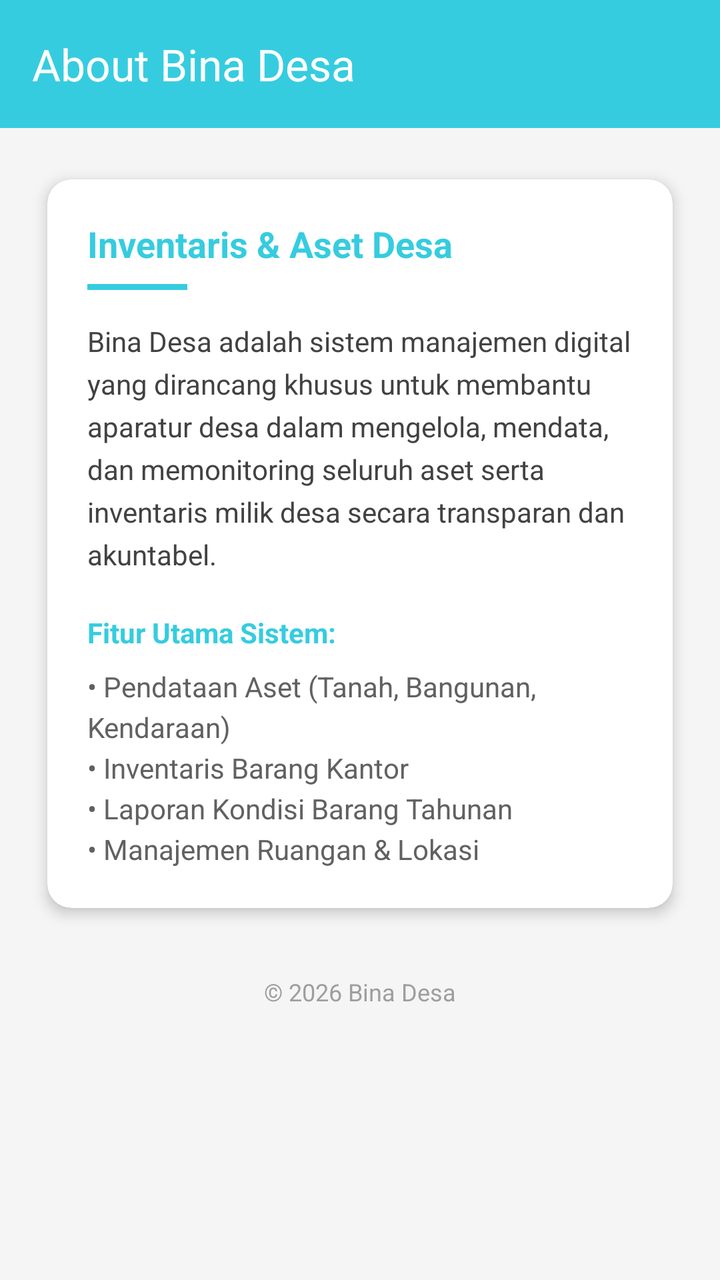
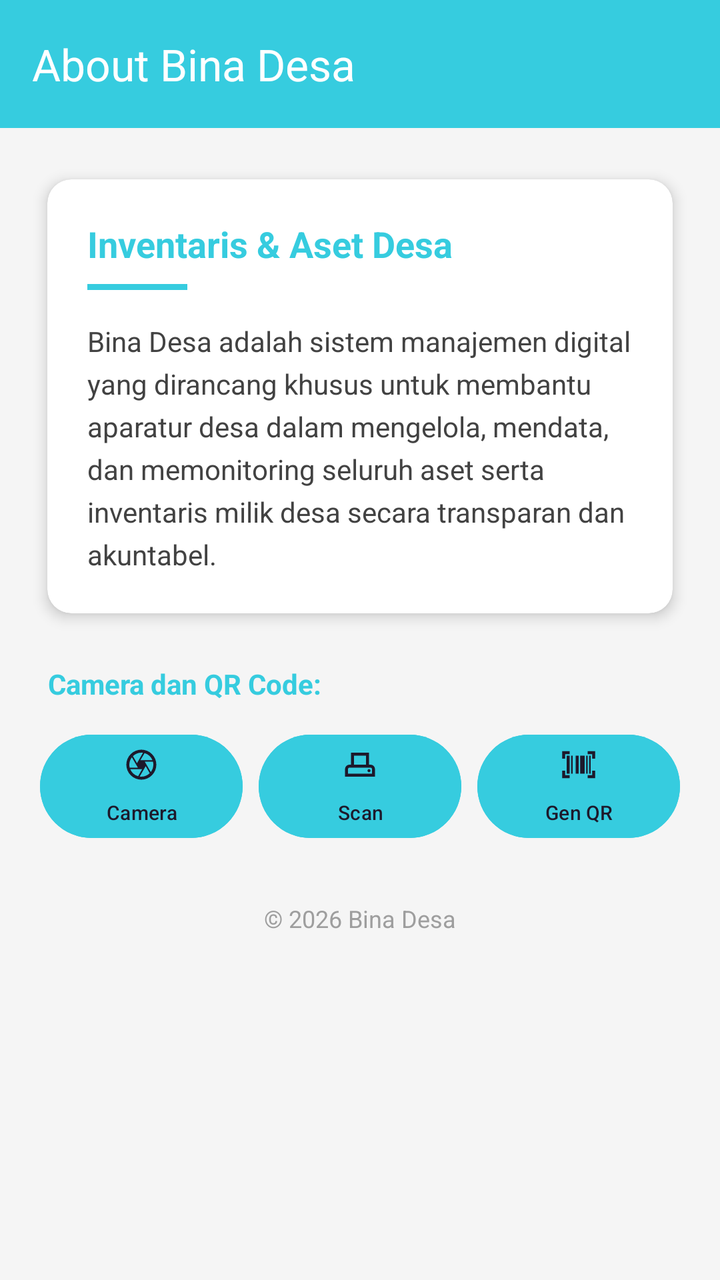

An Android layout rendered at two revisions. The XML below is the earlier revision; the diff shows what the commit changed to produce the second picture.
<!-- AndroidManifest.xml: application theme Theme.Amelcat -->
<!-- res/layout/fragment_about.xml -->
<?xml version="1.0" encoding="utf-8"?>
<LinearLayout xmlns:android="http://schemas.android.com/apk/res/android"
    xmlns:app="http://schemas.android.com/apk/res-auto"
    xmlns:tools="http://schemas.android.com/tools"
    android:layout_width="match_parent"
    android:layout_height="match_parent"
    android:orientation="vertical"
    android:background="#F5F5F5"
    tools:context=".About.AboutFragment">

    <androidx.appcompat.widget.Toolbar
        android:id="@+id/toolbar"
        android:layout_width="match_parent"
        android:layout_height="?attr/actionBarSize"
        android:background="@color/accent"
        app:title="About Bina Desa"
        app:titleTextColor="@android:color/white" />

    <ScrollView
        android:layout_width="match_parent"
        android:layout_height="match_parent">

        <LinearLayout
            android:layout_width="match_parent"
            android:layout_height="wrap_content"
            android:orientation="vertical"
            android:padding="16dp">

            <androidx.cardview.widget.CardView
                android:layout_width="match_parent"
                android:layout_height="wrap_content"
                app:cardCornerRadius="12dp"
                app:cardElevation="4dp"
                app:cardUseCompatPadding="true">

                <LinearLayout
                    android:layout_width="match_parent"
                    android:layout_height="wrap_content"
                    android:orientation="vertical"
                    android:padding="20dp">

                    <TextView
                        android:layout_width="wrap_content"
                        android:layout_height="wrap_content"
                        android:text="Inventaris &amp; Aset Desa"
                        android:textSize="18sp"
                        android:textStyle="bold"
                        android:textColor="@color/accent"/>

                    <View
                        android:layout_width="50dp"
                        android:layout_height="3dp"
                        android:background="@color/accent"
                        android:layout_marginTop="8dp"
                        android:layout_marginBottom="16dp"/>

                    <TextView
                        android:layout_width="match_parent"
                        android:layout_height="wrap_content"
                        android:text="Bina Desa adalah sistem manajemen digital yang dirancang khusus untuk membantu aparatur desa dalam mengelola, mendata, dan memonitoring seluruh aset serta inventaris milik desa secara transparan dan akuntabel."
                        android:textSize="14sp"
                        android:lineSpacingExtra="5dp"
                        android:textColor="#424242"/>

                    <TextView
                        android:layout_width="wrap_content"
                        android:layout_height="wrap_content"
                        android:text="Fitur Utama Sistem:"
                        android:textStyle="bold"
                        android:layout_marginTop="20dp"
                        android:textColor="@color/accent"/>

                    <TextView
                        android:layout_width="match_parent"
                        android:layout_height="wrap_content"
                        android:layout_marginTop="8dp"
                        android:text="• Pendataan Aset (Tanah, Bangunan, Kendaraan)\n• Inventaris Barang Kantor\n• Laporan Kondisi Barang Tahunan\n• Manajemen Ruangan &amp; Lokasi"
                        android:textSize="14sp"
                        android:lineSpacingExtra="4dp"
                        android:textColor="#616161"/>

                </LinearLayout>
            </androidx.cardview.widget.CardView>

            <TextView
                android:layout_width="match_parent"
                android:layout_height="wrap_content"
                android:text="© 2026 Bina Desa"
                android:gravity="center"
                android:layout_marginTop="24dp"
                android:textColor="#9E9E9E"
                android:textSize="12sp"/>
        </LinearLayout>
    </ScrollView>
</LinearLayout>
<!-- resources referenced by this layout -->
<resources>
  <color name="accent">#36ccdf</color>
  <style name="Theme.Amelcat" parent="Base.Theme.Amelcat" />
  <style name="Base.Theme.Amelcat" parent="Theme.Material3.DayNight.NoActionBar">
          
          
      </style>
</resources>

<!-- the commit's change to res/layout/fragment_about.xml (unified diff, before → after) -->
@@ -62,25 +62,65 @@
                         android:lineSpacingExtra="5dp"
                         android:textColor="#424242"/>
 
-                    <TextView
-                        android:layout_width="wrap_content"
-                        android:layout_height="wrap_content"
-                        android:text="Fitur Utama Sistem:"
-                        android:textStyle="bold"
-                        android:layout_marginTop="20dp"
-                        android:textColor="@color/accent"/>
-
-                    <TextView
-                        android:layout_width="match_parent"
-                        android:layout_height="wrap_content"
-                        android:layout_marginTop="8dp"
-                        android:text="• Pendataan Aset (Tanah, Bangunan, Kendaraan)\n• Inventaris Barang Kantor\n• Laporan Kondisi Barang Tahunan\n• Manajemen Ruangan &amp; Lokasi"
-                        android:textSize="14sp"
-                        android:lineSpacingExtra="4dp"
-                        android:textColor="#616161"/>
-
                 </LinearLayout>
             </androidx.cardview.widget.CardView>
+
+            <TextView
+                android:layout_width="wrap_content"
+                android:layout_height="wrap_content"
+                android:text="Camera dan QR Code:"
+                android:textStyle="bold"
+                android:layout_marginTop="16dp"
+                android:layout_marginStart="8dp"
+                android:textColor="@color/accent"/>
+
+            <LinearLayout
+                android:layout_width="match_parent"
+                android:layout_height="wrap_content"
+                android:orientation="horizontal"
+                android:layout_marginTop="8dp"
+                android:weightSum="3">
+
+                <com.google.android.material.button.MaterialButton
+                    android:id="@+id/btnCamera"
+                    style="@style/Widget.Material3.Button.TonalButton"
+                    android:layout_width="0dp"
+                    android:layout_height="wrap_content"
+                    android:layout_weight="1"
+                    android:layout_margin="4dp"
+                    android:backgroundTint="@color/accent"
+                    android:text="Camera"
+                    android:textSize="10sp"
+                    app:icon="@drawable/ic_menu_camera"
+                    app:iconGravity="top" />
+
+                <com.google.android.material.button.MaterialButton
+                    android:id="@+id/btnScanQR"
+                    style="@style/Widget.Material3.Button.TonalButton"
+                    android:layout_width="0dp"
+                    android:layout_height="wrap_content"
+                    android:layout_weight="1"
+                    android:layout_margin="4dp"
+                    android:backgroundTint="@color/accent"
+                    android:text="Scan"
+                    android:textSize="10sp"
+                    app:icon="@drawable/ic_scan"
+                    app:iconGravity="top" />
+
+                <com.google.android.material.button.MaterialButton
+                    android:id="@+id/btnGenerateQR"
+                    style="@style/Widget.Material3.Button.TonalButton"
+                    android:layout_width="0dp"
+                    android:layout_height="wrap_content"
+                    android:layout_weight="1"
+                    android:layout_margin="4dp"
+                    android:backgroundTint="@color/accent"
+                    android:text="Gen QR"
+                    android:textSize="10sp"
+                    app:icon="@drawable/ic_qr"
+                    app:iconGravity="top" />
+
+            </LinearLayout>
 
             <TextView
                 android:layout_width="match_parent"
<!-- resource entries referenced after the edit -->
@@ -1,6 +1,27 @@
 <!-- resources referenced by this layout -->
 <resources>
   <color name="accent">#36ccdf</color>
+  <!-- drawable ic_menu_camera (drawable) -->
+  <vector xmlns:android="http://schemas.android.com/apk/res/android"
+      android:height="24dp" android:tint="#FFFFFF" android:viewportHeight="960" android:viewportWidth="960" android:width="24dp">
+        
+      <path android:fillColor="@android:color/white" android:pathData="M456,360L776,360Q749,291 693.5,241.5Q638,192 566,172L456,360ZM364,440L524,164Q513,162 502,161Q491,160 480,160Q414,160 357,185Q300,210 256,252L364,440ZM170,560L388,560L228,284Q196,325 178,374.5Q160,424 160,480Q160,501 162.5,520.5Q165,540 170,560ZM394,788L502,600L184,600Q211,669 266.5,718.5Q322,768 394,788ZM480,800Q546,800 603,775Q660,750 704,708L596,520L436,796Q447,798 457.5,799Q468,800 480,800ZM732,676Q764,635 782,585.5Q800,536 800,480Q800,459 797.5,439.5Q795,420 790,400L572,400L732,676ZM480,480Q480,480 480,480Q480,480 480,480Q480,480 480,480Q480,480 480,480Q480,480 480,480Q480,480 480,480Q480,480 480,480Q480,480 480,480Q480,480 480,480Q480,480 480,480Q480,480 480,480Q480,480 480,480Q480,480 480,480Q480,480 480,480Q480,480 480,480Q480,480 480,480ZM480,880Q398,880 325,848.5Q252,817 197.5,762.5Q143,708 111.5,635Q80,562 80,480Q80,397 111.5,324.5Q143,252 197.5,197.5Q252,143 325,111.5Q398,80 480,80Q563,80 635.5,111.5Q708,143 762.5,197.5Q817,252 848.5,324.5Q880,397 880,480Q880,562 848.5,635Q817,708 762.5,762.5Q708,817 635.5,848.5Q563,880 480,880Z"/>
+      
+  </vector>
+  <!-- drawable ic_qr (drawable) -->
+  <vector xmlns:android="http://schemas.android.com/apk/res/android"
+      android:height="24dp" android:tint="#FFFFFF" android:viewportHeight="960" android:viewportWidth="960" android:width="24dp">
+        
+      <path android:fillColor="@android:color/white" android:pathData="M40,840L40,640L120,640L120,760L240,760L240,840L40,840ZM720,840L720,760L840,760L840,640L920,640L920,840L720,840ZM160,720L160,240L240,240L240,720L160,720ZM280,720L280,240L320,240L320,720L280,720ZM400,720L400,240L480,240L480,720L400,720ZM520,720L520,240L640,240L640,720L520,720ZM680,720L680,240L720,240L720,720L680,720ZM760,720L760,240L800,240L800,720L760,720ZM40,320L40,120L240,120L240,200L120,200L120,320L40,320ZM840,320L840,200L720,200L720,120L920,120L920,320L840,320Z"/>
+      
+  </vector>
+  <!-- drawable ic_scan (drawable) -->
+  <vector xmlns:android="http://schemas.android.com/apk/res/android"
+      android:height="24dp" android:tint="#FFFFFF" android:viewportHeight="960" android:viewportWidth="960" android:width="24dp">
+        
+      <path android:fillColor="@android:color/white" android:pathData="M80,800L80,600Q80,550 115,515Q150,480 200,480L240,480L240,160L720,160L720,480L760,480Q810,480 845,515Q880,550 880,600L880,800L80,800ZM320,480L640,480L640,240L320,240L320,480ZM160,720L800,720L800,600Q800,583 788.5,571.5Q777,560 760,560L200,560Q183,560 171.5,571.5Q160,583 160,600L160,720ZM720,680Q737,680 748.5,668.5Q760,657 760,640Q760,623 748.5,611.5Q737,600 720,600Q703,600 691.5,611.5Q680,623 680,640Q680,657 691.5,668.5Q703,680 720,680ZM160,560L160,560Q160,560 171.5,560Q183,560 200,560L760,560Q777,560 788.5,560Q800,560 800,560L800,560L160,560Z"/>
+      
+  </vector>
   <style name="Theme.Amelcat" parent="Base.Theme.Amelcat" />
   <style name="Base.Theme.Amelcat" parent="Theme.Material3.DayNight.NoActionBar">
           
